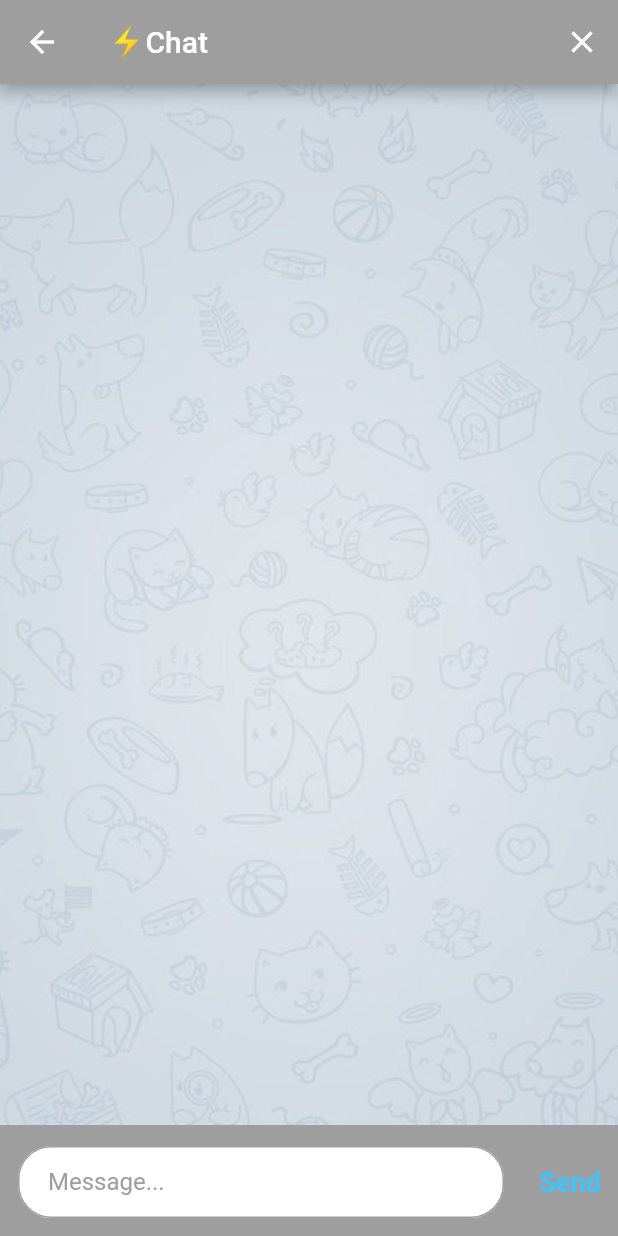
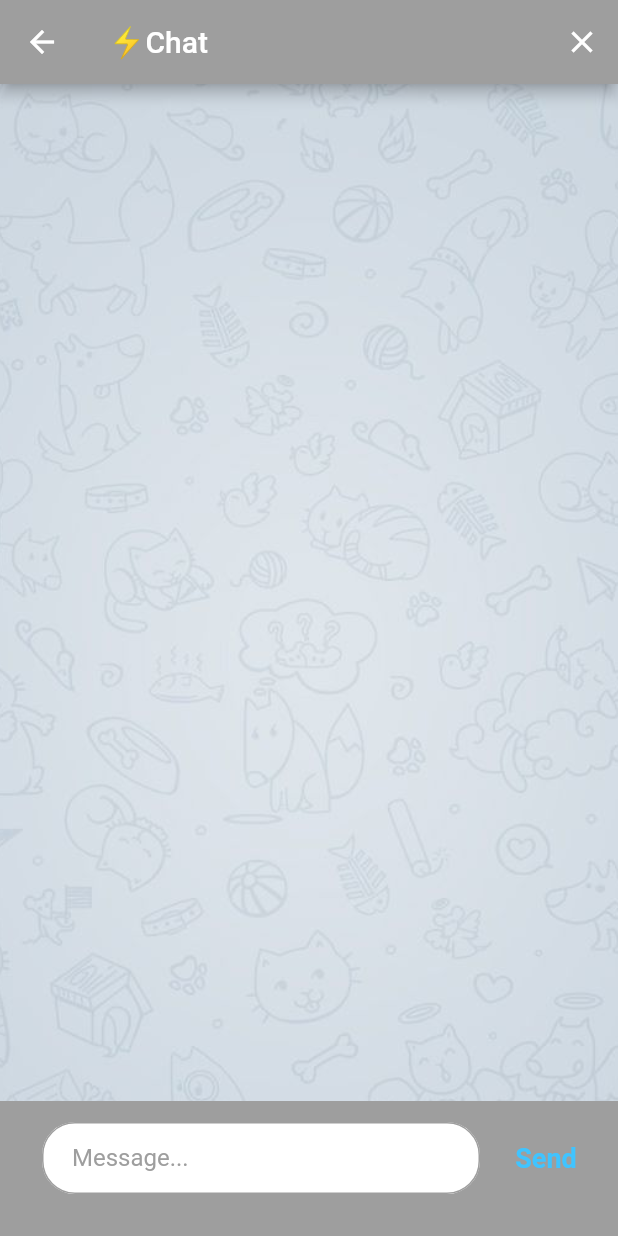
Before and after one commit to reymillenium/flash_chat_latest, a Flutter app: the ChatScreen screen opened by its route, on a phone screen of 412 x 824 dp. Run offline on Flutter 3.47's test engine with Material 2 defaults, Android fonts, the phone set to English and light mode, and no system bars; our stand-ins replace animated_text_kit, bubble, cloud_firestore, firebase_auth, firebase_core, flutter_styled_toast and 1 more; accounts and stored records are empty.

Commit message:
Removed footer package

```diff
--- a/lib/screens/chat_screen.dart
+++ b/lib/screens/chat_screen.dart
@@ -125,8 +125,7 @@ class _ChatScreenState extends State<ChatScreen> {
             backgroundColor: Colors.grey,
             // backgroundColor: Colors.transparent,
           ),
-          body: SafeArea(
-            child: Column(
+          body: Column(
             mainAxisAlignment: MainAxisAlignment.spaceBetween,
             crossAxisAlignment: CrossAxisAlignment.stretch,
             children: <Widget>[
@@ -165,6 +164,7 @@ class _ChatScreenState extends State<ChatScreen> {
 
               // Text input and Send button:
               Container(
+                padding: EdgeInsets.fromLTRB(16, 0, 16, 16),
                 decoration: kMessageContainerDecoration,
                 child: Row(
                   crossAxisAlignment: CrossAxisAlignment.center,
@@ -212,7 +212,6 @@ class _ChatScreenState extends State<ChatScreen> {
             ],
           ),
         ),
-        ),
       ],
     );
   }
--- a/pubspec.yaml
+++ b/pubspec.yaml
@@ -20,7 +20,6 @@ dependencies:
   modal_progress_hud: ^0.1.3
   flutter_styled_toast: ^2.0.0
   bubble: ^1.2.1
-  footer: ^0.0.3
 
 dev_dependencies:
   flutter_test:
```
Also changed, not shown: pubspec.lock. Lines whose indentation alone changed are shown as unchanged.
